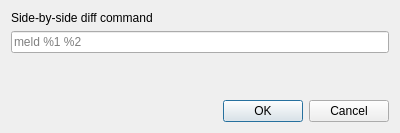
First picture: the form in source/settingsdialog.ui, repository sonnayasomnambula/multidiff, before the edit.
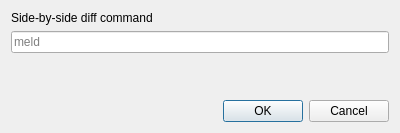
Second picture: the form after the edit.

Patch:
```diff
--- a/source/settingsdialog.ui
+++ b/source/settingsdialog.ui
@@ -24,7 +24,7 @@
    <item>
     <widget class="QLineEdit" name="diffCommand">
      <property name="placeholderText">
-      <string notr="true">meld %1 %2</string>
+      <string notr="true">meld</string>
      </property>
     </widget>
    </item>
```
